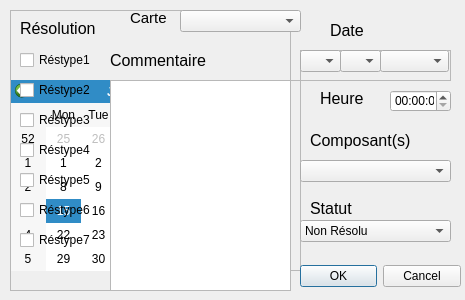
Qt form addentry.ui (Rhaven3/Project_SP-CE) before a commit.
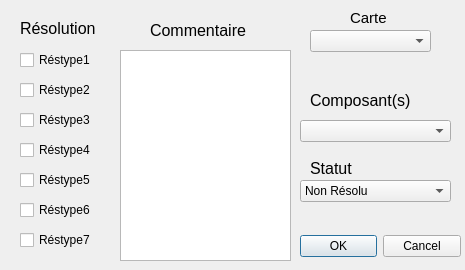
The same form after that commit.

What changed in the file:
```diff
--- a/addentry.ui
+++ b/addentry.ui
@@ -7,7 +7,7 @@
     <x>0</x>
     <y>0</y>
     <width>465</width>
-    <height>300</height>
+    <height>270</height>
    </rect>
   </property>
   <property name="windowTitle">
@@ -17,7 +17,7 @@
    <property name="geometry">
     <rect>
      <x>300</x>
-     <y>260</y>
+     <y>230</y>
      <width>161</width>
      <height>32</height>
     </rect>
@@ -32,7 +32,7 @@
   <widget class="QLabel" name="label">
    <property name="geometry">
     <rect>
-     <x>130</x>
+     <x>350</x>
      <y>10</y>
      <width>41</width>
      <height>16</height>
@@ -47,210 +47,11 @@
     <string>Carte</string>
    </property>
   </widget>
-  <widget class="QLabel" name="label_3">
-   <property name="geometry">
-    <rect>
-     <x>330</x>
-     <y>20</y>
-     <width>81</width>
-     <height>21</height>
-    </rect>
-   </property>
-   <property name="font">
-    <font>
-     <pointsize>12</pointsize>
-    </font>
-   </property>
-   <property name="text">
-    <string>Date</string>
-   </property>
-  </widget>
-  <widget class="QLabel" name="label_4">
-   <property name="geometry">
-    <rect>
-     <x>320</x>
-     <y>90</y>
-     <width>49</width>
-     <height>16</height>
-    </rect>
-   </property>
-   <property name="font">
-    <font>
-     <pointsize>12</pointsize>
-    </font>
-   </property>
-   <property name="text">
-    <string>Heure</string>
-   </property>
-  </widget>
-  <widget class="QTimeEdit" name="timeEdit">
-   <property name="geometry">
-    <rect>
-     <x>390</x>
-     <y>90</y>
-     <width>61</width>
-     <height>22</height>
-    </rect>
-   </property>
-  </widget>
-  <widget class="QFrame" name="ComRes">
-   <property name="geometry">
-    <rect>
-     <x>10</x>
-     <y>10</y>
-     <width>281</width>
-     <height>281</height>
-    </rect>
-   </property>
-   <property name="frameShape">
-    <enum>QFrame::StyledPanel</enum>
-   </property>
-   <property name="frameShadow">
-    <enum>QFrame::Raised</enum>
-   </property>
-   <widget class="QTextEdit" name="textEdit">
-    <property name="geometry">
-     <rect>
-      <x>100</x>
-      <y>70</y>
-      <width>181</width>
-      <height>211</height>
-     </rect>
-    </property>
-   </widget>
-   <widget class="QLabel" name="label_2">
-    <property name="geometry">
-     <rect>
-      <x>100</x>
-      <y>40</y>
-      <width>101</width>
-      <height>21</height>
-     </rect>
-    </property>
-    <property name="font">
-     <font>
-      <pointsize>12</pointsize>
-     </font>
-    </property>
-    <property name="text">
-     <string>Commentaire</string>
-    </property>
-   </widget>
-   <widget class="QCheckBox" name="R2">
-    <property name="geometry">
-     <rect>
-      <x>10</x>
-      <y>70</y>
-      <width>76</width>
-      <height>20</height>
-     </rect>
-    </property>
-    <property name="text">
-     <string>Réstype2</string>
-    </property>
-   </widget>
-   <widget class="QCheckBox" name="R3">
-    <property name="geometry">
-     <rect>
-      <x>10</x>
-      <y>100</y>
-      <width>76</width>
-      <height>20</height>
-     </rect>
-    </property>
-    <property name="text">
-     <string>Réstype3</string>
-    </property>
-   </widget>
-   <widget class="QCheckBox" name="R4">
-    <property name="geometry">
-     <rect>
-      <x>10</x>
-      <y>130</y>
-      <width>76</width>
-      <height>20</height>
-     </rect>
-    </property>
-    <property name="text">
-     <string>Réstype4</string>
-    </property>
-   </widget>
-   <widget class="QCheckBox" name="R5">
-    <property name="geometry">
-     <rect>
-      <x>10</x>
-      <y>160</y>
-      <width>76</width>
-      <height>20</height>
-     </rect>
-    </property>
-    <property name="text">
-     <string>Réstype5</string>
-    </property>
-   </widget>
-   <widget class="QCheckBox" name="R6">
-    <property name="geometry">
-     <rect>
-      <x>10</x>
-      <y>190</y>
-      <width>76</width>
-      <height>20</height>
-     </rect>
-    </property>
-    <property name="text">
-     <string>Réstype6</string>
-    </property>
-   </widget>
-   <widget class="QCheckBox" name="R1">
-    <property name="geometry">
-     <rect>
-      <x>10</x>
-      <y>40</y>
-      <width>76</width>
-      <height>20</height>
-     </rect>
-    </property>
-    <property name="text">
-     <string>Réstype1</string>
-    </property>
-   </widget>
-   <widget class="QCheckBox" name="R7">
-    <property name="geometry">
-     <rect>
-      <x>10</x>
-      <y>220</y>
-      <width>76</width>
-      <height>20</height>
-     </rect>
-    </property>
-    <property name="text">
-     <string>Réstype7</string>
-    </property>
-   </widget>
-   <widget class="QLabel" name="label_6">
-    <property name="geometry">
-     <rect>
-      <x>10</x>
-      <y>10</y>
-      <width>81</width>
-      <height>16</height>
-     </rect>
-    </property>
-    <property name="font">
-     <font>
-      <pointsize>12</pointsize>
-     </font>
-    </property>
-    <property name="text">
-     <string>Résolution</string>
-    </property>
-   </widget>
-  </widget>
   <widget class="QLabel" name="label_5">
    <property name="geometry">
     <rect>
      <x>310</x>
-     <y>130</y>
+     <y>90</y>
      <width>101</width>
      <height>21</height>
     </rect>
@@ -264,83 +65,11 @@
     <string>Composant(s)</string>
    </property>
   </widget>
-  <widget class="QFrame" name="addDate">
-   <property name="geometry">
-    <rect>
-     <x>300</x>
-     <y>50</y>
-     <width>151</width>
-     <height>31</height>
-    </rect>
-   </property>
-   <property name="frameShape">
-    <enum>QFrame::StyledPanel</enum>
-   </property>
-   <property name="frameShadow">
-    <enum>QFrame::Raised</enum>
-   </property>
-   <widget class="QComboBox" name="comboYear">
-    <property name="geometry">
-     <rect>
-      <x>80</x>
-      <y>0</y>
-      <width>69</width>
-      <height>22</height>
-     </rect>
-    </property>
-   </widget>
-   <widget class="QComboBox" name="comboDay">
-    <property name="geometry">
-     <rect>
-      <x>0</x>
-      <y>0</y>
-      <width>41</width>
-      <height>22</height>
-     </rect>
-    </property>
-   </widget>
-   <widget class="QComboBox" name="comboMonth">
-    <property name="geometry">
-     <rect>
-      <x>40</x>
-      <y>0</y>
-      <width>41</width>
-      <height>22</height>
-     </rect>
-    </property>
-   </widget>
-  </widget>
-  <widget class="QFrame" name="addDatePlus">
-   <property name="geometry">
-    <rect>
-     <x>10</x>
-     <y>80</y>
-     <width>291</width>
-     <height>191</height>
-    </rect>
-   </property>
-   <property name="frameShape">
-    <enum>QFrame::StyledPanel</enum>
-   </property>
-   <property name="frameShadow">
-    <enum>QFrame::Raised</enum>
-   </property>
-   <widget class="QCalendarWidget" name="calendarDate">
-    <property name="geometry">
-     <rect>
-      <x>0</x>
-      <y>0</y>
-      <width>281</width>
-      <height>191</height>
-     </rect>
-    </property>
-   </widget>
-  </widget>
   <widget class="QComboBox" name="comboCarte">
    <property name="geometry">
     <rect>
-     <x>180</x>
-     <y>10</y>
+     <x>310</x>
+     <y>30</y>
      <width>121</width>
      <height>22</height>
     </rect>
@@ -350,7 +79,7 @@
    <property name="geometry">
     <rect>
      <x>300</x>
-     <y>160</y>
+     <y>120</y>
      <width>151</width>
      <height>22</height>
     </rect>
@@ -360,7 +89,7 @@
    <property name="geometry">
     <rect>
      <x>310</x>
-     <y>200</y>
+     <y>160</y>
      <width>49</width>
      <height>16</height>
     </rect>
@@ -378,7 +107,7 @@
    <property name="geometry">
     <rect>
      <x>300</x>
-     <y>220</y>
+     <y>180</y>
      <width>151</width>
      <height>22</height>
     </rect>
@@ -399,19 +128,143 @@
     </property>
    </item>
   </widget>
-  <zorder>addDatePlus</zorder>
-  <zorder>buttonBox</zorder>
-  <zorder>label</zorder>
-  <zorder>label_3</zorder>
-  <zorder>label_4</zorder>
-  <zorder>timeEdit</zorder>
-  <zorder>ComRes</zorder>
-  <zorder>label_5</zorder>
-  <zorder>addDate</zorder>
-  <zorder>comboCarte</zorder>
-  <zorder>comboComp</zorder>
-  <zorder>label_7</zorder>
-  <zorder>comboState</zorder>
+  <widget class="QTextEdit" name="textEdit">
+   <property name="geometry">
+    <rect>
+     <x>120</x>
+     <y>50</y>
+     <width>171</width>
+     <height>211</height>
+    </rect>
+   </property>
+  </widget>
+  <widget class="QLabel" name="label_2">
+   <property name="geometry">
+    <rect>
+     <x>150</x>
+     <y>20</y>
+     <width>101</width>
+     <height>21</height>
+    </rect>
+   </property>
+   <property name="font">
+    <font>
+     <pointsize>12</pointsize>
+    </font>
+   </property>
+   <property name="text">
+    <string>Commentaire</string>
+   </property>
+  </widget>
+  <widget class="QCheckBox" name="R6">
+   <property name="geometry">
+    <rect>
+     <x>20</x>
+     <y>200</y>
+     <width>76</width>
+     <height>20</height>
+    </rect>
+   </property>
+   <property name="text">
+    <string>Réstype6</string>
+   </property>
+  </widget>
+  <widget class="QCheckBox" name="R3">
+   <property name="geometry">
+    <rect>
+     <x>20</x>
+     <y>110</y>
+     <width>76</width>
+     <height>20</height>
+    </rect>
+   </property>
+   <property name="text">
+    <string>Réstype3</string>
+   </property>
+  </widget>
+  <widget class="QCheckBox" name="R7">
+   <property name="geometry">
+    <rect>
+     <x>20</x>
+     <y>230</y>
+     <width>76</width>
+     <height>20</height>
+    </rect>
+   </property>
+   <property name="text">
+    <string>Réstype7</string>
+   </property>
+  </widget>
+  <widget class="QCheckBox" name="R2">
+   <property name="geometry">
+    <rect>
+     <x>20</x>
+     <y>80</y>
+     <width>76</width>
+     <height>20</height>
+    </rect>
+   </property>
+   <property name="text">
+    <string>Réstype2</string>
+   </property>
+  </widget>
+  <widget class="QLabel" name="label_6">
+   <property name="geometry">
+    <rect>
+     <x>20</x>
+     <y>20</y>
+     <width>81</width>
+     <height>16</height>
+    </rect>
+   </property>
+   <property name="font">
+    <font>
+     <pointsize>12</pointsize>
+    </font>
+   </property>
+   <property name="text">
+    <string>Résolution</string>
+   </property>
+  </widget>
+  <widget class="QCheckBox" name="R1">
+   <property name="geometry">
+    <rect>
+     <x>20</x>
+     <y>50</y>
+     <width>76</width>
+     <height>20</height>
+    </rect>
+   </property>
+   <property name="text">
+    <string>Réstype1</string>
+   </property>
+  </widget>
+  <widget class="QCheckBox" name="R4">
+   <property name="geometry">
+    <rect>
+     <x>20</x>
+     <y>140</y>
+     <width>76</width>
+     <height>20</height>
+    </rect>
+   </property>
+   <property name="text">
+    <string>Réstype4</string>
+   </property>
+  </widget>
+  <widget class="QCheckBox" name="R5">
+   <property name="geometry">
+    <rect>
+     <x>20</x>
+     <y>170</y>
+     <width>76</width>
+     <height>20</height>
+    </rect>
+   </property>
+   <property name="text">
+    <string>Réstype5</string>
+   </property>
+  </widget>
  </widget>
  <resources/>
  <connections>
```
